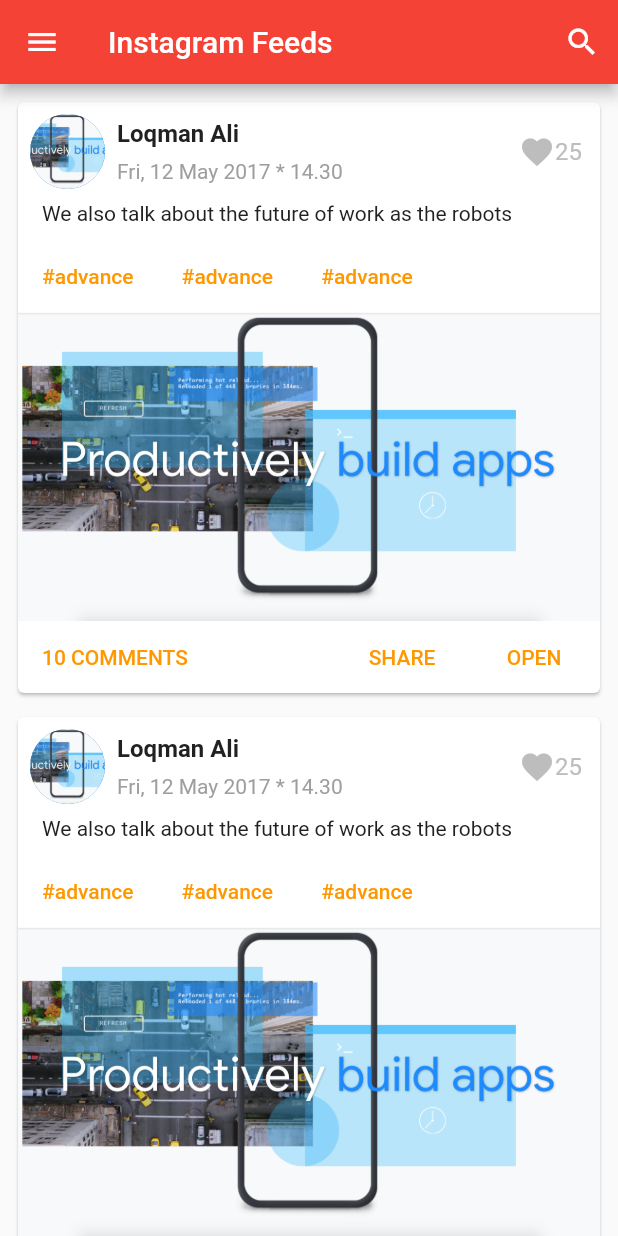
After one commit to loqmanali/flutterappnews5, a Flutter app: the InstagramFeed screen opened directly, on a phone screen of 412 x 824 dp. The commit adds this screen. Run offline on Flutter 3.47's test engine with Material 2 defaults, Android fonts, the phone set to English and light mode, and no system bars; our stand-ins replace shared_preferences; accounts and stored records are empty.

Commit message:
finish instagram feeds screen

```diff
--- /dev/null
+++ b/lib/screens/instagram_feed.dart
@@ -0,0 +1,169 @@
+import 'package:flutter/material.dart';
+import 'package:flutterappnews5/shared_ui/navigation_drawer.dart';
+
+class InstagramFeed extends StatefulWidget {
+  @override
+  _InstagramFeedState createState() => _InstagramFeedState();
+}
+
+class _InstagramFeedState extends State<InstagramFeed> {
+  TextStyle _hashTagStyle = TextStyle(color: Colors.orange);
+
+  @override
+  Widget build(BuildContext context) {
+    return SafeArea(
+      child: Scaffold(
+        appBar: AppBar(
+          title: Text('Instagram Feeds'),
+          actions: [
+            IconButton(
+              icon: Icon(Icons.search),
+              onPressed: () {},
+            ),
+          ],
+        ),
+        drawer: NavigationDrawer(),
+        body: ListView.builder(
+          padding: EdgeInsets.all(8.0),
+          itemBuilder: (context, position) {
+            return Padding(
+              padding: const EdgeInsets.only(bottom: 8.0),
+              child: Card(
+                child: Column(
+                  crossAxisAlignment: CrossAxisAlignment.start,
+                  children: [
+                    _drawHeader(),
+                    _drawTitle(),
+                    _drawHashTags(),
+                    _drawBody(),
+                    _drawFooter(),
+                  ],
+                ),
+              ),
+            );
+          },
+          itemCount: 20,
+        ),
+      ),
+    );
+  }
+
+  Widget _drawHeader() {
+    return Row(
+      mainAxisAlignment: MainAxisAlignment.spaceBetween,
+      children: [
+        Row(
+          children: [
+            Padding(
+              padding: const EdgeInsets.all(8.0),
+              child: CircleAvatar(
+                backgroundImage: ExactAssetImage('assets/placeholder_bg.png'),
+                radius: 25,
+              ),
+            ),
+            Column(
+              crossAxisAlignment: CrossAxisAlignment.start,
+              children: [
+                Text(
+                  'Loqman Ali',
+                  style: TextStyle(
+                    color: Colors.grey.shade900,
+                    fontSize: 16,
+                    fontWeight: FontWeight.w600,
+                  ),
+                ),
+                SizedBox(width: 8.0),
+                SizedBox(height: 8),
+                Text(
+                  'Fri, 12 May 2017 * 14.30',
+                  style: TextStyle(color: Colors.grey),
+                ),
+              ],
+            ),
+          ],
+        ),
+        Row(
+          children: [
+            IconButton(
+              icon: Icon(
+                Icons.favorite,
+                color: Colors.grey.shade400,
+              ),
+              onPressed: () {},
+            ),
+            Transform.translate(
+              offset: Offset(-12, 0),
+              child: Text(
+                '25',
+                style: TextStyle(
+                  color: Colors.grey.shade400,
+                  fontSize: 16,
+                ),
+              ),
+            )
+          ],
+        ),
+      ],
+    );
+  }
+
+  Widget _drawTitle() {
+    return Padding(
+      padding: const EdgeInsets.only(bottom: 10.0, left: 16.0, right: 16.0),
+      child: Text(
+        'We also talk about the future of work as the robots',
+        style: TextStyle(color: Colors.grey.shade900),
+      ),
+    );
+  }
+
+  Widget _drawHashTags() {
+    return Container(
+      child: Wrap(
+        children: [
+          FlatButton(
+            onPressed: () {},
+            child: Text('#advance', style: _hashTagStyle),
+          ),
+          FlatButton(
+            onPressed: () {},
+            child: Text('#advance', style: _hashTagStyle),
+          ),
+          FlatButton(
+            onPressed: () {},
+            child: Text('#advance', style: _hashTagStyle),
+          ),
+        ],
+      ),
+    );
+  }
+
+  Widget _drawBody() {
+    return SizedBox(
+      width: double.infinity,
+      height: MediaQuery.of(context).size.height * 0.25,
+      child: Image(
+        image: ExactAssetImage('assets/placeholder_bg.png'),
+        fit: BoxFit.cover,
+      ),
+    );
+  }
+
+  Widget _drawFooter() {
+    return Row(
+      mainAxisAlignment: MainAxisAlignment.spaceBetween,
+      children: [
+        FlatButton(
+            onPressed: () {}, child: Text('10 COMMENTS', style: _hashTagStyle)),
+        Row(
+          children: [
+            FlatButton(
+                onPressed: () {}, child: Text('SHARE', style: _hashTagStyle)),
+            FlatButton(
+                onPressed: () {}, child: Text('OPEN', style: _hashTagStyle)),
+          ],
+        ),
+      ],
+    );
+  }
+}
--- a/lib/screens/twitter_feed.dart
+++ b/lib/screens/twitter_feed.dart
@@ -12,7 +12,7 @@ class _TwitterFeedState extends State<TwitterFeed> {
     return SafeArea(
       child: Scaffold(
         appBar: AppBar(
-          title: Text('Twitter Feed'),
+          title: Text('Twitter Feeds'),
           actions: [
             IconButton(
               icon: Icon(Icons.search),
--- a/lib/shared_ui/navigation_drawer.dart
+++ b/lib/shared_ui/navigation_drawer.dart
@@ -2,6 +2,7 @@ import 'package:flutter/material.dart';
 import 'package:flutterappnews5/models/nav_menu.dart';
 import 'package:flutterappnews5/screens/headline_news.dart';
 import 'package:flutterappnews5/screens/home_screen.dart';
+import 'package:flutterappnews5/screens/instagram_feed.dart';
 import 'package:flutterappnews5/screens/twitter_feed.dart';
 
 class NavigationDrawer extends StatefulWidget {
@@ -13,8 +14,8 @@ class _NavigationDrawerState extends State<NavigationDrawer> {
   List<NavMenuItem> navigationMenu = [
     NavMenuItem('Explore', () => HomeScreen()),
     NavMenuItem('Headline News', () => HeadLineNews()),
-    NavMenuItem('Twitter Feed', () => TwitterFeed()),
-    NavMenuItem('Videos', () => HeadLineNews()),
+    NavMenuItem('Twitter Feeds', () => TwitterFeed()),
+    NavMenuItem('Instagram Feeds', () => InstagramFeed()),
     NavMenuItem('Photos', () => HeadLineNews()),
     NavMenuItem('Settings', () => HeadLineNews()),
     NavMenuItem('LogOut', () => HeadLineNews()),
```
